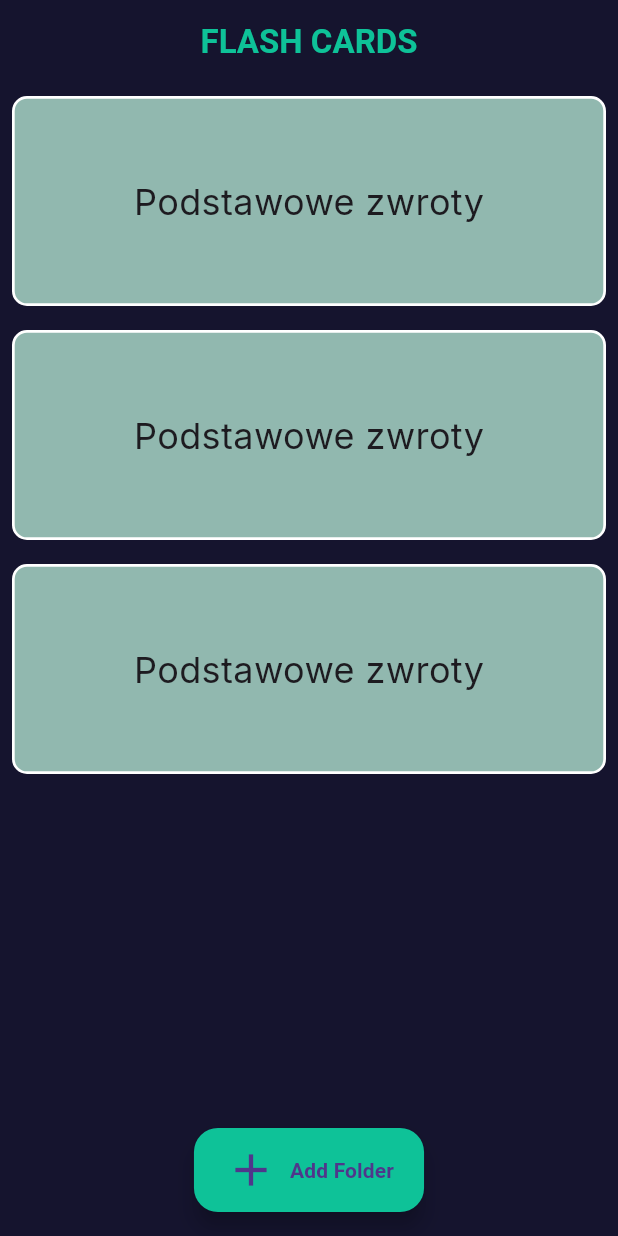
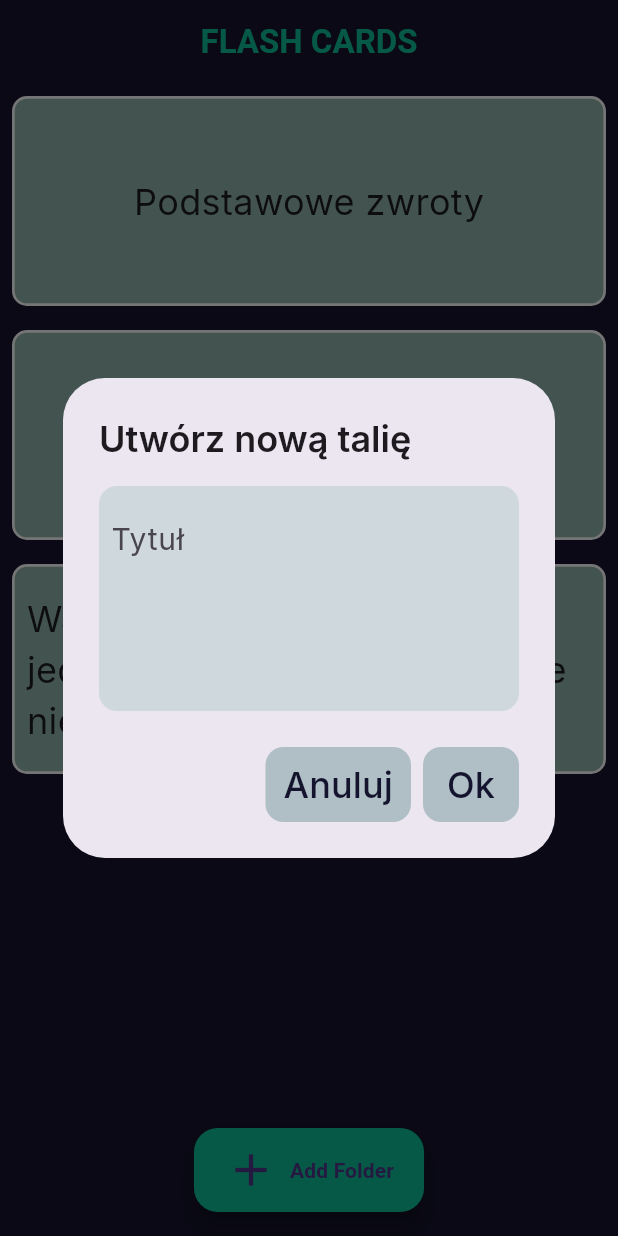
Before and after one commit to GrigoriSaki/flash_Cards, a Flutter app: the screen it shows after launch, after a tap on "Add Folder", on a phone screen of 412 x 824 dp. Run offline on Flutter 3.47's test engine with Material 3 defaults, Android fonts, the phone set to English and light mode, and no system bars; our stand-ins replace google_fonts; Roboto replaces fonts that are missing (Sixtyfour).

Commit message:
dialog do dodawania folderu z fiszkami

```diff
--- a/lib/homePage.dart
+++ b/lib/homePage.dart
@@ -1,11 +1,17 @@
 // ignore_for_file: prefer_const_constructors, prefer_const_literals_to_create_immutables
 
+import 'package:flash_cards/utitlities/alertDialog.dart';
 import 'package:flash_cards/utitlities/folderCard.dart';
 import 'package:flutter/material.dart';
 import 'package:google_fonts/google_fonts.dart';
 
 class HomePage extends StatelessWidget {
-  const HomePage({super.key});
+  HomePage({super.key});
+  List<String> folerDsc = [
+    "Podstawowe zwroty",
+    "Rodzina",
+    "Wakacje z najlepszym jedzeniami na wakacjach gdzie nie było nic dobrego co"
+  ];
 
   @override
   Widget build(BuildContext context) {
@@ -24,20 +30,22 @@ class HomePage extends StatelessWidget {
           ),
         ),
       ),
-      floatingActionButton: addFAB(),
+      floatingActionButton: addFAB(context),
       floatingActionButtonLocation: FloatingActionButtonLocation.centerFloat,
       body: ListView.builder(
-          itemCount: 3,
+          itemCount: folerDsc.length,
           itemBuilder: (BuildContext context, int index) {
-            return FolderCard();
+            return FolderCard(
+              fDescrip: folerDsc[index],
+            );
           }),
     );
   }
 
-  Widget addFAB() {
+  Widget addFAB(BuildContext context) {
     return FloatingActionButton.extended(
         backgroundColor: Color(0xff0ec298),
-        onPressed: () {},
+        onPressed: () => showMyAlertDialog(context),
         label: Row(
           children: [
             Icon(
@@ -54,4 +62,19 @@ class HomePage extends StatelessWidget {
           ],
         ));
   }
+
+  void showMyAlertDialog(BuildContext context) {
+    showDialog(
+        context: context,
+        builder: (BuildContext context) {
+          return MyAlertdialog(
+            onCancelF: () {
+              Navigator.pop(context);
+            },
+            onConfirmF: () {
+              Navigator.pop(context);
+            },
+          );
+        });
+  }
 }
--- /dev/null
+++ b/lib/utitlities/alertDialog.dart
@@ -0,0 +1,88 @@
+// ignore_for_file: prefer_const_constructors, prefer_const_literals_to_create_immutables, sized_box_for_whitespace
+
+import 'package:flutter/material.dart';
+import 'package:flutter/services.dart';
+import 'package:google_fonts/google_fonts.dart';
+
+class MyAlertdialog extends StatelessWidget {
+  final onCancelF;
+  final onConfirmF;
+  MyAlertdialog({super.key, required this.onCancelF, required this.onConfirmF});
+
+  @override
+  Widget build(BuildContext context) {
+    return AlertDialog(
+      title: Center(
+        child: Container(
+          width: 280,
+          child: Text(
+            "Utwórz nową talię",
+            style: GoogleFonts.inter(fontWeight: FontWeight.w600),
+          ),
+        ),
+      ),
+      content: Container(
+        height: 150,
+        decoration: BoxDecoration(
+            color: Colors.blueGrey[100],
+            borderRadius: BorderRadius.circular(12)),
+        child: Padding(
+          padding: const EdgeInsets.all(8.0),
+          child: TextSelectionTheme(
+            data:
+                TextSelectionThemeData(selectionHandleColor: Color(0xFF15142e)),
+            child: TextFormField(
+              cursorColor: Colors.black,
+              maxLines: 3,
+              maxLength: 70,
+              maxLengthEnforcement: MaxLengthEnforcement.enforced,
+              buildCounter: (context,
+                  {required currentLength, required isFocused, maxLength}) {
+                return null;
+              },
+              style: GoogleFonts.inter(
+                fontSize: 24,
+              ),
+              decoration: InputDecoration(
+                  border: InputBorder.none,
+                  hintText: "Tytuł",
+                  hintStyle: GoogleFonts.inter(fontSize: 20)),
+            ),
+          ),
+        ),
+      ),
+      actions: [
+        TextButton(
+            style: ButtonStyle(
+                shape: WidgetStatePropertyAll(RoundedRectangleBorder(
+                    borderRadius: BorderRadius.circular(12))),
+                backgroundColor: WidgetStatePropertyAll(Colors.blueGrey[200])),
+            onPressed: () {
+              return onCancelF();
+            },
+            child: Text(
+              "Anuluj",
+              style: GoogleFonts.inter(
+                  fontSize: 24,
+                  color: Color(0xFF15142e),
+                  fontWeight: FontWeight.w500),
+            )),
+        TextButton(
+            style: ButtonStyle(
+                shape: WidgetStatePropertyAll(RoundedRectangleBorder(
+                    borderRadius: BorderRadius.circular(12))),
+                backgroundColor: WidgetStatePropertyAll(Colors.blueGrey[200])),
+            onPressed: () {
+              return onConfirmF();
+            },
+            child: Text(
+              "Ok",
+              style: GoogleFonts.inter(
+                  fontSize: 24,
+                  color: Color(0xFF15142e),
+                  fontWeight: FontWeight.w500),
+            ))
+      ],
+    );
+  }
+}
--- a/lib/utitlities/folderCard.dart
+++ b/lib/utitlities/folderCard.dart
@@ -4,7 +4,8 @@ import 'package:flutter/material.dart';
 import 'package:google_fonts/google_fonts.dart';
 
 class FolderCard extends StatelessWidget {
-  const FolderCard({super.key});
+  String fDescrip;
+  FolderCard({super.key, required this.fDescrip});
 
   @override
   Widget build(BuildContext context) {
@@ -17,9 +18,14 @@ class FolderCard extends StatelessWidget {
             color: Color(0xff91b8af),
             borderRadius: BorderRadius.circular(10)),
         child: Center(
-            child: Text(
-          "Podstawowe zwroty",
-          style: GoogleFonts.inter(fontSize: 24),
+            child: Padding(
+          padding: const EdgeInsets.all(8.0),
+          child: Text(
+            fDescrip,
+            maxLines: 3,
+            overflow: TextOverflow.ellipsis,
+            style: GoogleFonts.inter(fontSize: 24),
+          ),
         )),
       ),
     );
```
Also changed, not shown: flutter_01.png (added).
